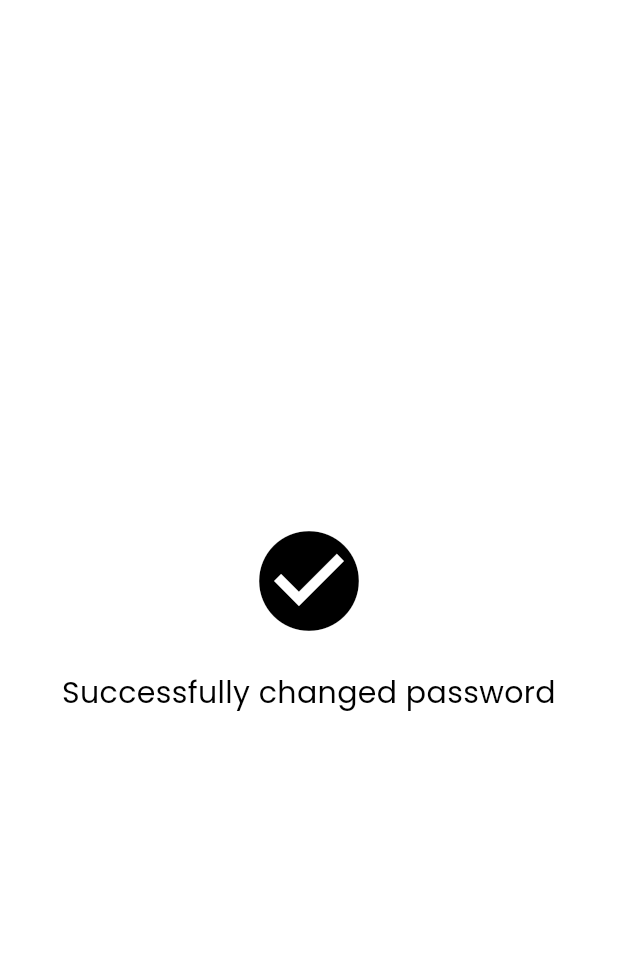
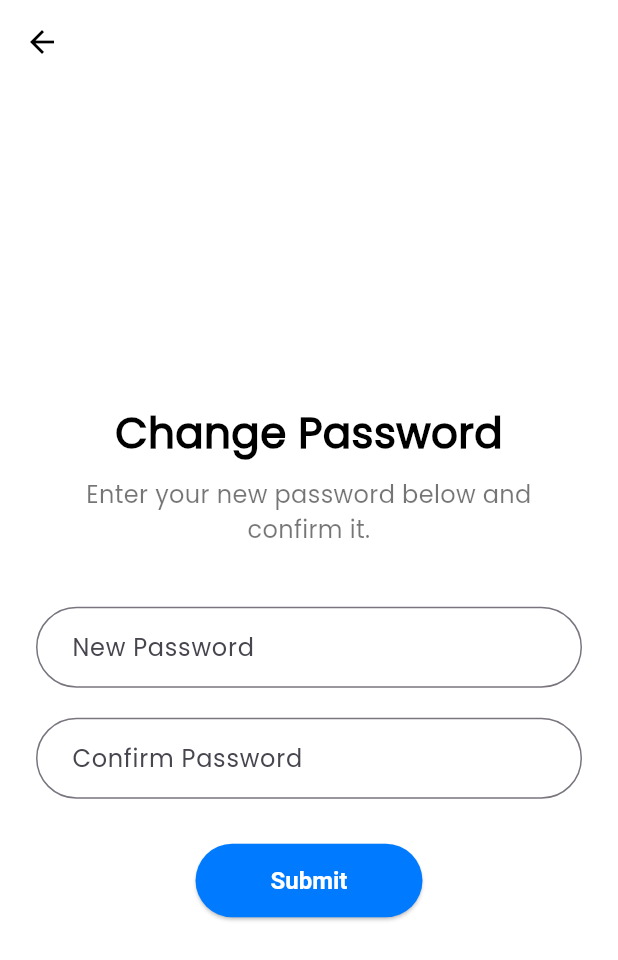
Before and after one commit to Ziroworld/Ailav, a Flutter app: the VerifyOtpScreen screen opened directly, after a tap on "Verify OTP", on a phone screen of 412 x 824 dp. Shown: the top 960 px of the screen. Run offline on Flutter 3.47's test engine with Material 3 defaults, Android fonts, the phone set to English and light mode, and no system bars.

Commit message:
final design of the screens of login, register, forgot password, now will work on homepage

```diff
--- a/lib/core/theme/get_application_theme.dart
+++ b/lib/core/theme/get_application_theme.dart
@@ -6,7 +6,7 @@ ThemeData getApplicationTheme() {
     scaffoldBackgroundColor: Colors.white,
     elevatedButtonTheme: ElevatedButtonThemeData(
       style: ElevatedButton.styleFrom(
-        backgroundColor: const Color.fromRGBO(0, 122, 255, 1),
+        backgroundColor: const Color.fromRGBO(0, 122, 255, 100),
         padding: const EdgeInsets.symmetric(horizontal: 50, vertical: 15),
         shape: RoundedRectangleBorder(
           borderRadius: BorderRadius.circular(30),
--- /dev/null
+++ b/lib/view/change_password_view.dart
@@ -0,0 +1,119 @@
+import 'package:ailav/core/common/break_common.dart';
+import 'package:ailav/core/common/textfield_commoner.dart';
+import 'package:ailav/view/success_screen_view.dart';
+import 'package:flutter/material.dart';
+
+class ChangePasswordView extends StatefulWidget {
+  const ChangePasswordView({super.key});
+
+  @override
+  State<ChangePasswordView> createState() => _ChangePasswordViewState();
+}
+
+class _ChangePasswordViewState extends State<ChangePasswordView> {
+  final TextEditingController _newPasswordController = TextEditingController();
+  final TextEditingController _confirmPasswordController =
+      TextEditingController();
+
+  void _validateAndSubmit() {
+    final newPassword = _newPasswordController.text;
+    final confirmPassword = _confirmPasswordController.text;
+
+    if (newPassword.isEmpty || confirmPassword.isEmpty) {
+      ScaffoldMessenger.of(context).showSnackBar(
+        const SnackBar(content: Text('Please fill in all fields.')),
+      );
+      return;
+    }
+
+    if (newPassword.length < 8) {
+      ScaffoldMessenger.of(context).showSnackBar(
+        const SnackBar(
+            content: Text('Password must be at least 8 characters.')),
+      );
+      return;
+    }
+
+    if (newPassword != confirmPassword) {
+      ScaffoldMessenger.of(context).showSnackBar(
+        const SnackBar(content: Text('Passwords do not match.')),
+      );
+      return;
+    }
+
+    ScaffoldMessenger.of(context).showSnackBar(
+      const SnackBar(content: Text('Password changed successfully!')),
+    );
+
+    // Navigate to login page
+    Navigator.push(
+      context,
+      MaterialPageRoute(builder: (context) => const SuccessScreen()),
+    );
+  }
+
+  @override
+  Widget build(BuildContext context) {
+    return Scaffold(
+      appBar: AppBar(
+        backgroundColor: Colors.white,
+        elevation: 0,
+        leading: IconButton(
+          icon: const Icon(Icons.arrow_back, color: Colors.black),
+          onPressed: () => Navigator.pop(context),
+        ),
+      ),
+      body: SafeArea(
+        child: Center(
+          child: SingleChildScrollView(
+            padding: const EdgeInsets.symmetric(horizontal: 24.0),
+            child: Column(
+              crossAxisAlignment: CrossAxisAlignment.center,
+              children: [
+                const Text(
+                  'Change Password',
+                  style: TextStyle(
+                    fontSize: 28,
+                    fontWeight: FontWeight.bold,
+                    color: Colors.black,
+                  ),
+                ),
+                Break(10),
+                const Text(
+                  'Enter your new password below and confirm it.',
+                  textAlign: TextAlign.center,
+                  style: TextStyle(
+                    fontSize: 16,
+                    color: Colors.black54,
+                  ),
+                ),
+                Break(40),
+                Textfield(
+                  obscureText: true,
+                  text: 'New Password',
+                  controller: _newPasswordController,
+                ),
+                Break(20),
+                Textfield(
+                  obscureText: true,
+                  text: 'Confirm Password',
+                  controller: _confirmPasswordController,
+                ),
+                Break(30),
+                ElevatedButton(
+                  onPressed: _validateAndSubmit,
+                  child: const Text(
+                    'Submit',
+                    style: TextStyle(
+                      color: Colors.white, // Ensure text is white
+                    ),
+                  ),
+                ),
+              ],
+            ),
+          ),
+        ),
+      ),
+    );
+  }
+}
--- a/lib/view/verify_otp_view.dart
+++ b/lib/view/verify_otp_view.dart
@@ -1,4 +1,5 @@
-import 'package:ailav/view/success_screen_view.dart';
+import 'package:ailav/core/common/break_common.dart';
+import 'package:ailav/view/change_password_view.dart';
 import 'package:flutter/material.dart';
 
 class VerifyOtpScreen extends StatelessWidget {
@@ -7,6 +8,14 @@ class VerifyOtpScreen extends StatelessWidget {
   @override
   Widget build(BuildContext context) {
     return Scaffold(
+      appBar: AppBar(
+        backgroundColor: Colors.white,
+        elevation: 0,
+        leading: IconButton(
+          icon: const Icon(Icons.arrow_back, color: Colors.black),
+          onPressed: () => Navigator.pop(context),
+        ),
+      ),
       backgroundColor: Colors.white,
       body: SafeArea(
         child: Center(
@@ -20,11 +29,21 @@ class VerifyOtpScreen extends StatelessWidget {
                   'Verify OTP',
                   style: TextStyle(
                     fontSize: 28,
+                    fontFamily: "Poppins bold",
                     fontWeight: FontWeight.bold,
                     color: Colors.black,
                   ),
                 ),
-                const SizedBox(height: 40),
+                Break(20),
+                const Text(
+                  'Enter the OTP code that is send to your verified Email address.',
+                  textAlign: TextAlign.left,
+                  style: TextStyle(
+                    fontSize: 16,
+                    color: Colors.black54,
+                  ),
+                ),
+                Break(40),
                 const TextField(
                   decoration: InputDecoration(
                     labelText: 'Enter OTP',
@@ -35,13 +54,13 @@ class VerifyOtpScreen extends StatelessWidget {
                         EdgeInsets.symmetric(horizontal: 20, vertical: 15),
                   ),
                 ),
-                const SizedBox(height: 30),
+                Break(30),
                 ElevatedButton(
                   onPressed: () {
                     Navigator.push(
                       context,
                       MaterialPageRoute(
-                        builder: (context) => const SuccessScreen(),
+                        builder: (context) => const ChangePasswordView(),
                       ),
                     );
                   },
@@ -58,6 +77,7 @@ class VerifyOtpScreen extends StatelessWidget {
                     style: TextStyle(
                       color: Colors.white,
                       fontSize: 15,
+                      fontFamily: 'Poppins bold',
                       fontWeight: FontWeight.bold,
                     ),
                   ),
```
Also changed, not shown: lib/view/login_screen_view.dart (+13 -11 lines), lib/view/register_screen_view.dart (+72 -18 lines), lib/view/verify_email_view.dart (renamed from lib/view/forget_password_view.dart, +30 -5 lines), assets/images/Google_logo.png (added), pubspec.lock, 1 other file.
